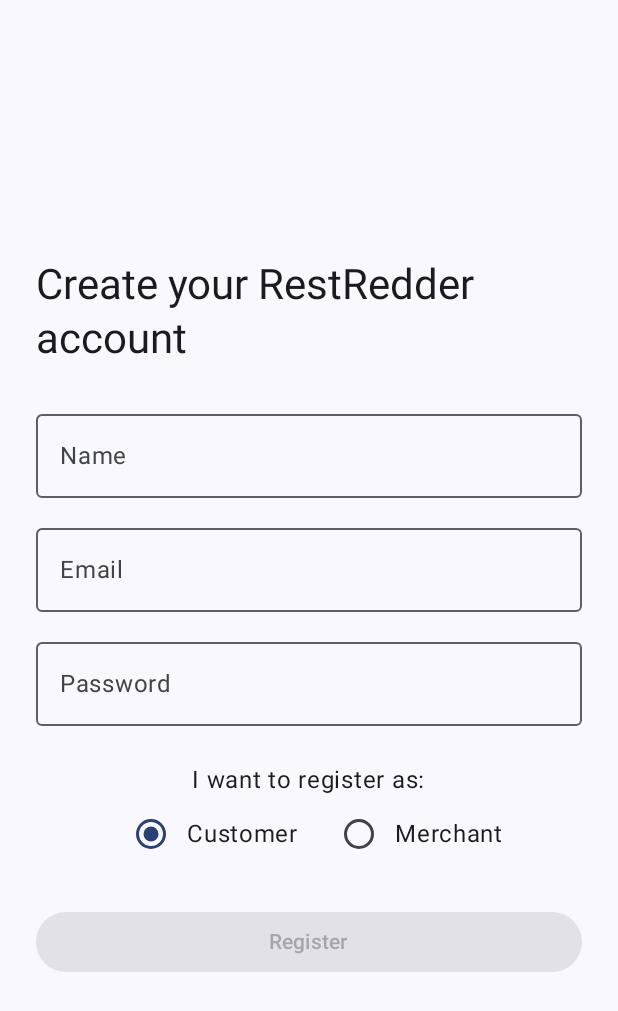
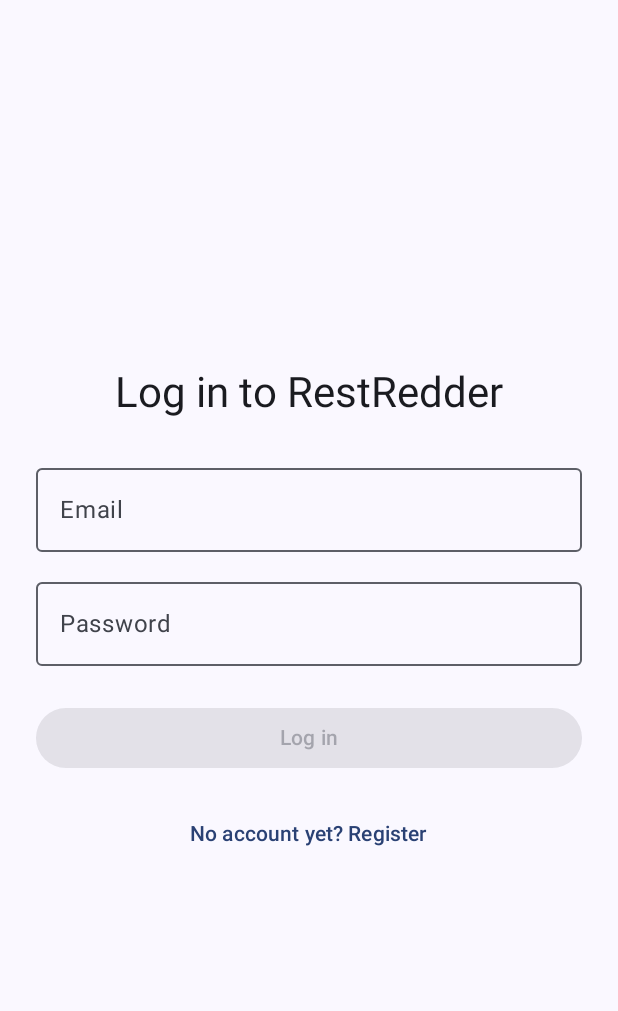
Before and after one commit to jonathanDeNies/MobileDevelopmentProject, an Android app built with Jetpack Compose: the screen it shows after launch (MainActivity), on a phone screen of 412 x 824 dp. Shown: the top 1011 px of the screen. Run offline under Robolectric (Android 15) with nearby library versions, the phone set to English and light mode, and no system bars; our stand-ins replace Firebase (no records; nobody signed in at launch, a user with empty details on screens opened directly).

Commit message:
Add login and logout with Firebase Auth

```diff
--- a/app/src/main/java/com/example/restredder/MainActivity.kt
+++ b/app/src/main/java/com/example/restredder/MainActivity.kt
@@ -9,7 +9,9 @@ import androidx.compose.foundation.layout.fillMaxSize
 import androidx.compose.foundation.layout.padding
 import androidx.compose.material3.Scaffold
 import androidx.compose.ui.Modifier
+import com.example.restredder.data.repository.AuthRepository
 import com.example.restredder.ui.navigation.AppNavHost
+import com.example.restredder.ui.navigation.Routes
 import com.example.restredder.ui.theme.RestRedderTheme
 
 class MainActivity : ComponentActivity() {
@@ -19,6 +21,9 @@ class MainActivity : ComponentActivity() {
 
         enableEdgeToEdge()
 
+        val startDestination =
+            if (AuthRepository().isLoggedIn()) Routes.HOME else Routes.LOGIN
+
         setContent {
             RestRedderTheme {
                 Scaffold(
@@ -27,7 +32,7 @@ class MainActivity : ComponentActivity() {
                     androidx.compose.foundation.layout.Box(
                         modifier = Modifier.padding(innerPadding)
                     ) {
-                        AppNavHost()
+                        AppNavHost(startDestination = startDestination)
                     }
                 }
             }
--- /dev/null
+++ b/app/src/main/java/com/example/restredder/ui/auth/LoginScreen.kt
@@ -0,0 +1,98 @@
+package com.example.restredder.ui.auth
+
+import androidx.compose.foundation.layout.*
+import androidx.compose.foundation.rememberScrollState
+import androidx.compose.foundation.verticalScroll
+import androidx.compose.material3.*
+import androidx.compose.runtime.*
+import androidx.compose.runtime.saveable.rememberSaveable
+import androidx.compose.ui.Alignment
+import androidx.compose.ui.Modifier
+import androidx.compose.ui.res.stringResource
+import androidx.compose.ui.text.input.PasswordVisualTransformation
+import androidx.compose.ui.unit.dp
+import androidx.lifecycle.compose.collectAsStateWithLifecycle
+import androidx.lifecycle.viewmodel.compose.viewModel
+import com.example.restredder.R
+
+@Composable
+fun LoginScreen(
+    onLoggedIn: () -> Unit,
+    onRegisterClick: () -> Unit,
+    viewModel: LoginViewModel = viewModel()
+) {
+    var email by rememberSaveable { mutableStateOf("") }
+    var password by rememberSaveable { mutableStateOf("") }
+
+    val uiState by viewModel.uiState.collectAsStateWithLifecycle()
+
+    LaunchedEffect(uiState.isSuccess) {
+        if (uiState.isSuccess) onLoggedIn()
+    }
+
+    Column(
+        modifier = Modifier
+            .fillMaxSize()
+            .verticalScroll(rememberScrollState())
+            .padding(24.dp),
+        verticalArrangement = Arrangement.Center,
+        horizontalAlignment = Alignment.CenterHorizontally
+    ) {
+        Text(
+            text = stringResource(R.string.login_title),
+            style = MaterialTheme.typography.headlineMedium
+        )
+
+        Spacer(modifier = Modifier.height(24.dp))
+
+        OutlinedTextField(
+            value = email,
+            onValueChange = { email = it },
+            label = { Text(stringResource(R.string.email_label)) },
+            singleLine = true,
+            modifier = Modifier.fillMaxWidth()
+        )
+
+        Spacer(modifier = Modifier.height(12.dp))
+
+        OutlinedTextField(
+            value = password,
+            onValueChange = { password = it },
+            label = { Text(stringResource(R.string.password_label)) },
+            visualTransformation = PasswordVisualTransformation(),
+            singleLine = true,
+            modifier = Modifier.fillMaxWidth()
+        )
+
+        Spacer(modifier = Modifier.height(24.dp))
+
+        Button(
+            onClick = { viewModel.login(email, password) },
+            enabled = !uiState.isLoading &&
+                    email.isNotBlank() &&
+                    password.isNotBlank(),
+            modifier = Modifier.fillMaxWidth()
+        ) {
+            Text(stringResource(R.string.login_button))
+        }
+
+        if (uiState.isLoading) {
+            Spacer(modifier = Modifier.height(16.dp))
+            CircularProgressIndicator()
+        }
+
+        uiState.errorMessageRes?.let { errorRes ->
+            Spacer(modifier = Modifier.height(16.dp))
+            Text(
+                text = stringResource(errorRes),
+                color = MaterialTheme.colorScheme.error
+            )
+        }
+
+        Spacer(modifier = Modifier.height(16.dp))
+
+        TextButton(onClick = onRegisterClick) {
+            Text(stringResource(R.string.login_no_account))
+        }
+    }
+}
--- /dev/null
+++ b/app/src/main/java/com/example/restredder/ui/auth/LoginViewModel.kt
@@ -0,0 +1,48 @@
+package com.example.restredder.ui.auth
+
+import androidx.annotation.StringRes
+import androidx.lifecycle.ViewModel
+import androidx.lifecycle.viewModelScope
+import com.example.restredder.R
+import com.example.restredder.data.repository.AuthError
+import com.example.restredder.data.repository.AuthException
+import com.example.restredder.data.repository.AuthRepository
+import kotlinx.coroutines.flow.MutableStateFlow
+import kotlinx.coroutines.flow.asStateFlow
+import kotlinx.coroutines.launch
+
+data class LoginUiState(
+    val isLoading: Boolean = false,
+    val isSuccess: Boolean = false,
+    @StringRes val errorMessageRes: Int? = null
+)
+
+class LoginViewModel(
+    private val repository: AuthRepository = AuthRepository()
+) : ViewModel() {
+
+    private val _uiState = MutableStateFlow(LoginUiState())
+    val uiState = _uiState.asStateFlow()
+
+    fun login(email: String, password: String) {
+        if (_uiState.value.isLoading) return
+
+        viewModelScope.launch {
+            _uiState.value = LoginUiState(isLoading = true)
+
+            _uiState.value = repository.login(email, password).fold(
+                onSuccess = { LoginUiState(isSuccess = true) },
+                onFailure = { LoginUiState(errorMessageRes = it.toMessageRes()) }
+            )
+        }
+    }
+
+    @StringRes
+    private fun Throwable.toMessageRes(): Int =
+        when ((this as? AuthException)?.error) {
+            AuthError.INVALID_CREDENTIALS -> R.string.error_invalid_credentials
+            AuthError.NETWORK -> R.string.error_network
+            AuthError.TOO_MANY_REQUESTS -> R.string.error_too_many_requests
+            else -> R.string.error_login_failed
+        }
+}
--- a/app/src/main/java/com/example/restredder/ui/navigation/AppNavHost.kt
+++ b/app/src/main/java/com/example/restredder/ui/navigation/AppNavHost.kt
@@ -5,39 +5,57 @@ import androidx.compose.ui.Modifier
 import androidx.navigation.compose.NavHost
 import androidx.navigation.compose.composable
 import androidx.navigation.compose.rememberNavController
+import com.example.restredder.ui.auth.LoginScreen
 import com.example.restredder.ui.auth.RegisterScreen
 import com.example.restredder.ui.home.HomeScreen
 import com.example.restredder.ui.packages.AvailablePackagesScreen
 
 object Routes {
+    const val LOGIN = "login"
     const val REGISTER = "register"
     const val HOME = "home"
     const val AVAILABLE_PACKAGES = "available_packages"
 }
 
 @Composable
-fun AppNavHost(modifier: Modifier = Modifier) {
+fun AppNavHost(
+    startDestination: String,
+    modifier: Modifier = Modifier
+) {
     val navController = rememberNavController()
+
+    // Go to home and remove login/register from the back stack.
+    val navigateToHome: () -> Unit = {
+        navController.navigate(Routes.HOME) {
+            popUpTo(Routes.LOGIN) { inclusive = true }
+        }
+    }
 
     NavHost(
         navController = navController,
-        startDestination = Routes.REGISTER,
+        startDestination = startDestination,
         modifier = modifier
     ) {
+        composable(Routes.LOGIN) {
+            LoginScreen(
+                onLoggedIn = navigateToHome,
+                onRegisterClick = { navController.navigate(Routes.REGISTER) }
+            )
+        }
+
         composable(Routes.REGISTER) {
-            RegisterScreen(
-                onRegistered = {
-                    navController.navigate(Routes.HOME) {
-                        popUpTo(Routes.REGISTER) { inclusive = true }
-                    }
-                }
-            )
+            RegisterScreen(onRegistered = navigateToHome)
         }
 
         composable(Routes.HOME) {
             HomeScreen(
                 onAvailablePackagesClick = {
                     navController.navigate(Routes.AVAILABLE_PACKAGES)
+                },
+                onLoggedOut = {
+                    navController.navigate(Routes.LOGIN) {
+                        popUpTo(Routes.HOME) { inclusive = true }
+                    }
                 }
             )
         }
--- a/app/src/main/res/values/strings.xml
+++ b/app/src/main/res/values/strings.xml
@@ -4,4 +4,16 @@
     <string name="location_permission_explanation">RestRedder uses your location to show food packages in your area.</string>
     <string name="location_permission_button">Allow location</string>
     <string name="location_permission_granted">Location permission granted</string>
+
+    <string name="login_title">Log in to RestRedder</string>
+    <string name="email_label">Email</string>
+    <string name="password_label">Password</string>
+    <string name="login_button">Log in</string>
+    <string name="login_no_account">No account yet? Register</string>
+    <string name="logout_button">Log out</string>
+
+    <string name="error_invalid_credentials">Incorrect email or password.</string>
+    <string name="error_network">No internet connection. Please try again.</string>
+    <string name="error_too_many_requests">Too many attempts. Please try again later.</string>
+    <string name="error_login_failed">Login failed. Please try again.</string>
 </resources>
```
Also changed, not shown: app/src/main/java/com/example/restredder/data/repository/AuthRepository.kt (+29 -0 lines), app/src/main/java/com/example/restredder/ui/home/HomeScreen.kt (+26 -4 lines), app/src/main/java/com/example/restredder/ui/home/HomeViewModel.kt (added, +11 -0 lines).
